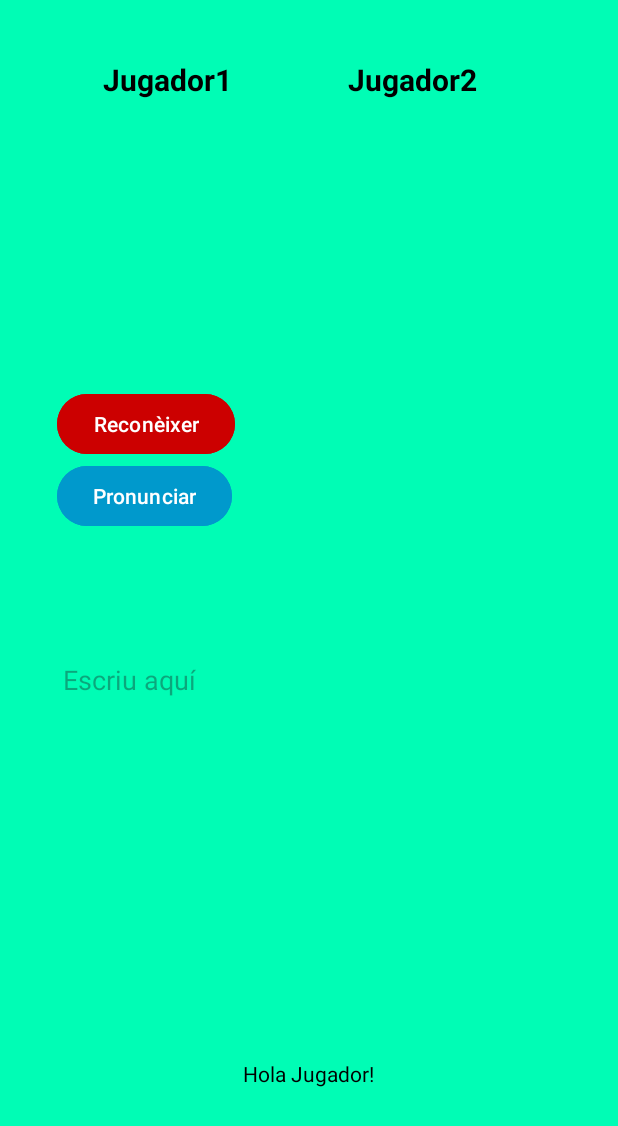
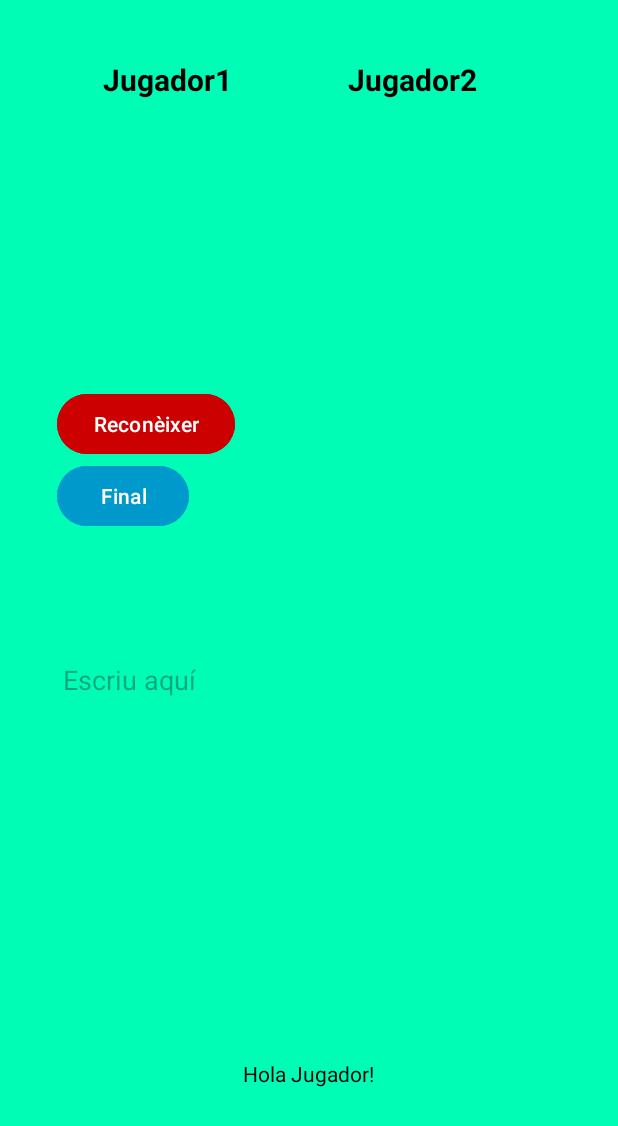
Before and after one commit to tarbaniker/snooker, an Android app: the screen it shows after launch (MainActivity), on a phone screen of 412 x 824 dp. Shown: the top 1126 px of the screen. Run offline under Robolectric (Android 15) with nearby library versions, the phone set to English and light mode, and no system bars.

Commit message:
Canviem "Pronunciar" per "Final". Fem que es tanqui l'aplicació.

```diff
--- a/app/src/main/res/layout/activity_main.xml
+++ b/app/src/main/res/layout/activity_main.xml
@@ -78,7 +78,7 @@
             android:layout_width="wrap_content"
             android:layout_height="wrap_content"
             android:backgroundTint="@android:color/holo_blue_dark"
-            android:text="Pronunciar"
+            android:text="Final"
             android:textColor="@color/white"
             app:iconTintMode="screen" />
 
```
Also changed, not shown: app/src/main/java/com/example/snooker/MainActivity.java (+13 -0 lines), 1 other file.
